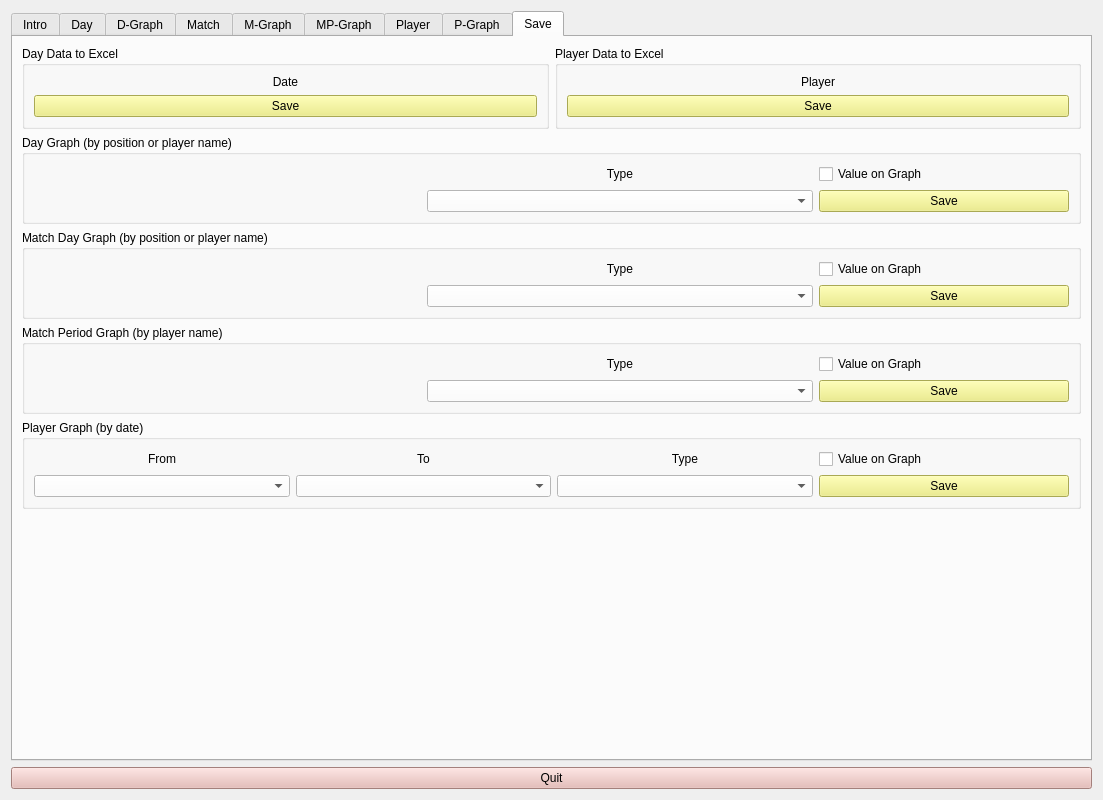
Above: uiFiles/physico_main.ui from sseungyong/physico_project before the change. Below: the same form after it.
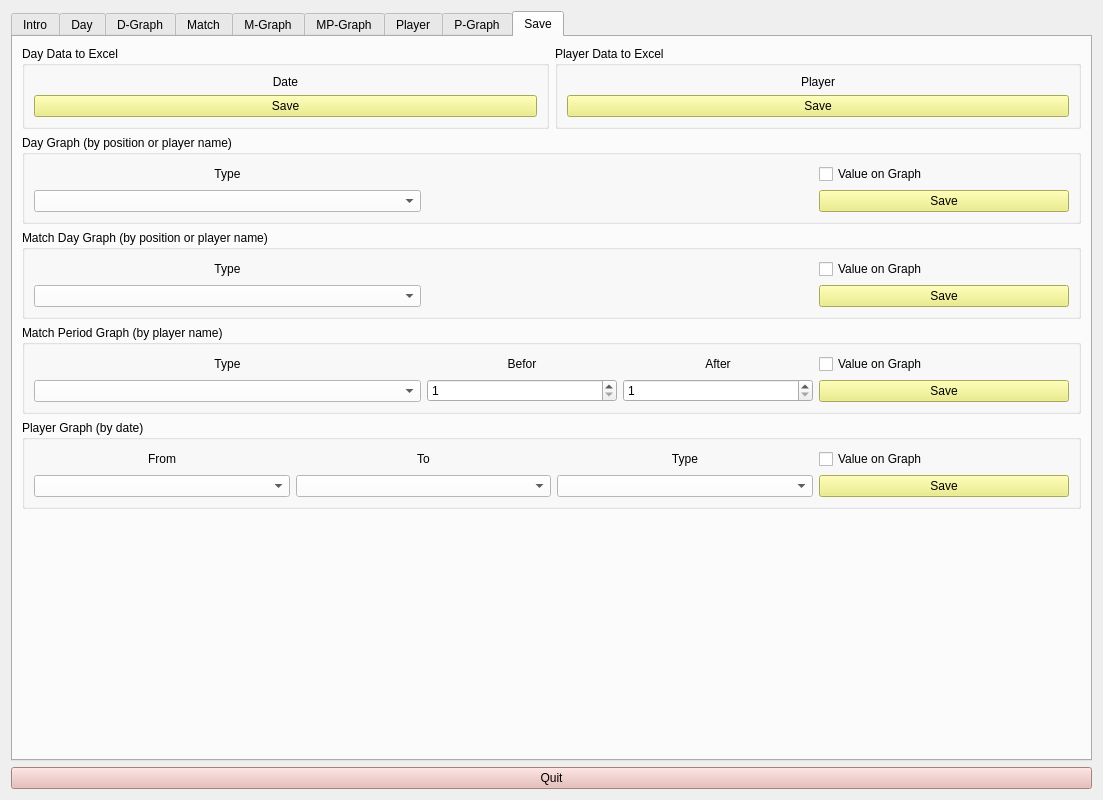
That is the form after the change. The open tabs and pages were chosen to show the change. Icons and pictures are not drawn.

Commit message: modified pyqt modul save section

Patch:
```diff
--- a/uiFiles/physico_main.ui
+++ b/uiFiles/physico_main.ui
@@ -24,7 +24,7 @@
     <normaloff>../iconFiles/edit.png</normaloff>../iconFiles/edit.png</iconset>
   </property>
   <layout class="QGridLayout" name="gridLayout_3">
-   <item row="1" column="0">
+   <item row="2" column="0">
     <widget class="QPushButton" name="pushButtonQuit">
      <property name="styleSheet">
       <string notr="true">background-color: rgb(229, 179, 174);
@@ -35,7 +35,7 @@
      </property>
     </widget>
    </item>
-   <item row="0" column="0">
+   <item row="1" column="0">
     <widget class="QTabWidget" name="tabWidget">
      <property name="styleSheet">
       <string notr="true">font: 10pt &quot;서울남산체 EB&quot;;
@@ -227,8 +227,8 @@
              <rect>
               <x>0</x>
               <y>0</y>
-              <width>888</width>
-              <height>683</height>
+              <width>912</width>
+              <height>688</height>
              </rect>
             </property>
            </widget>
@@ -578,8 +578,8 @@
              <rect>
               <x>0</x>
               <y>0</y>
-              <width>871</width>
-              <height>683</height>
+              <width>891</width>
+              <height>688</height>
              </rect>
             </property>
            </widget>
@@ -889,8 +889,8 @@
            <rect>
             <x>0</x>
             <y>0</y>
-            <width>880</width>
-            <height>685</height>
+            <width>914</width>
+            <height>690</height>
            </rect>
           </property>
          </widget>
@@ -1216,8 +1216,8 @@
              <rect>
               <x>0</x>
               <y>0</y>
-              <width>888</width>
-              <height>683</height>
+              <width>912</width>
+              <height>688</height>
              </rect>
             </property>
            </widget>
@@ -1586,26 +1586,6 @@
           <string>Day Graph (by position or player name)</string>
          </property>
          <layout class="QHBoxLayout" name="horizontalLayout_4">
-          <item>
-           <layout class="QVBoxLayout" name="verticalLayout_23">
-            <item>
-             <widget class="QLabel" name="labelSaveDate">
-              <property name="maximumSize">
-               <size>
-                <width>16777215</width>
-                <height>50</height>
-               </size>
-              </property>
-              <property name="text">
-               <string/>
-              </property>
-              <property name="alignment">
-               <set>Qt::AlignCenter</set>
-              </property>
-             </widget>
-            </item>
-           </layout>
-          </item>
           <item>
            <layout class="QVBoxLayout" name="verticalLayout_24">
             <item>
@@ -1633,6 +1613,26 @@
             </item>
            </layout>
           </item>
+          <item>
+           <layout class="QVBoxLayout" name="verticalLayout_23">
+            <item>
+             <widget class="QLabel" name="labelSaveDate">
+              <property name="maximumSize">
+               <size>
+                <width>16777215</width>
+                <height>50</height>
+               </size>
+              </property>
+              <property name="text">
+               <string/>
+              </property>
+              <property name="alignment">
+               <set>Qt::AlignCenter</set>
+              </property>
+             </widget>
+            </item>
+           </layout>
+          </item>
           <item>
            <layout class="QVBoxLayout" name="verticalLayout_25">
             <item>
@@ -1693,17 +1693,6 @@
           <string>Match Day Graph (by position or player name)</string>
          </property>
          <layout class="QHBoxLayout" name="horizontalLayout_10">
-          <item>
-           <layout class="QVBoxLayout" name="verticalLayout_31">
-            <item>
-             <widget class="QLabel" name="label_6">
-              <property name="text">
-               <string/>
-              </property>
-             </widget>
-            </item>
-           </layout>
-          </item>
           <item>
            <layout class="QVBoxLayout" name="verticalLayout_33">
             <item>
@@ -1725,6 +1714,17 @@
             </item>
            </layout>
           </item>
+          <item>
+           <layout class="QVBoxLayout" name="verticalLayout_31">
+            <item>
+             <widget class="QLabel" name="label_6">
+              <property name="text">
+               <string/>
+              </property>
+             </widget>
+            </item>
+           </layout>
+          </item>
           <item>
            <layout class="QVBoxLayout" name="verticalLayout_34">
             <item>
@@ -1773,13 +1773,6 @@
           <string>Match Period Graph (by player name)</string>
          </property>
          <layout class="QHBoxLayout" name="horizontalLayout_15">
-          <item>
-           <widget class="QLabel" name="label_8">
-            <property name="text">
-             <string/>
-            </property>
-           </widget>
-          </item>
           <item>
            <layout class="QVBoxLayout" name="verticalLayout_35">
             <item>
@@ -1801,6 +1794,50 @@
             </item>
            </layout>
           </item>
+          <item>
+           <layout class="QGridLayout" name="gridLayout_8">
+            <item row="0" column="0">
+             <widget class="QLabel" name="label_10">
+              <property name="text">
+               <string>Befor</string>
+              </property>
+              <property name="alignment">
+               <set>Qt::AlignCenter</set>
+              </property>
+             </widget>
+            </item>
+            <item row="0" column="1">
+             <widget class="QLabel" name="label_8">
+              <property name="text">
+               <string>After</string>
+              </property>
+              <property name="alignment">
+               <set>Qt::AlignCenter</set>
+              </property>
+             </widget>
+            </item>
+            <item row="1" column="0">
+             <widget class="QSpinBox" name="spinSaveMPtypeBefor">
+              <property name="minimum">
+               <number>1</number>
+              </property>
+              <property name="maximum">
+               <number>14</number>
+              </property>
+             </widget>
+            </item>
+            <item row="1" column="1">
+             <widget class="QSpinBox" name="spinSaveMPtypeAfter">
+              <property name="minimum">
+               <number>1</number>
+              </property>
+              <property name="maximum">
+               <number>14</number>
+              </property>
+             </widget>
+            </item>
+           </layout>
+          </item>
           <item>
            <layout class="QVBoxLayout" name="verticalLayout_36">
             <item>
```
The commit also changes 2 other files.
